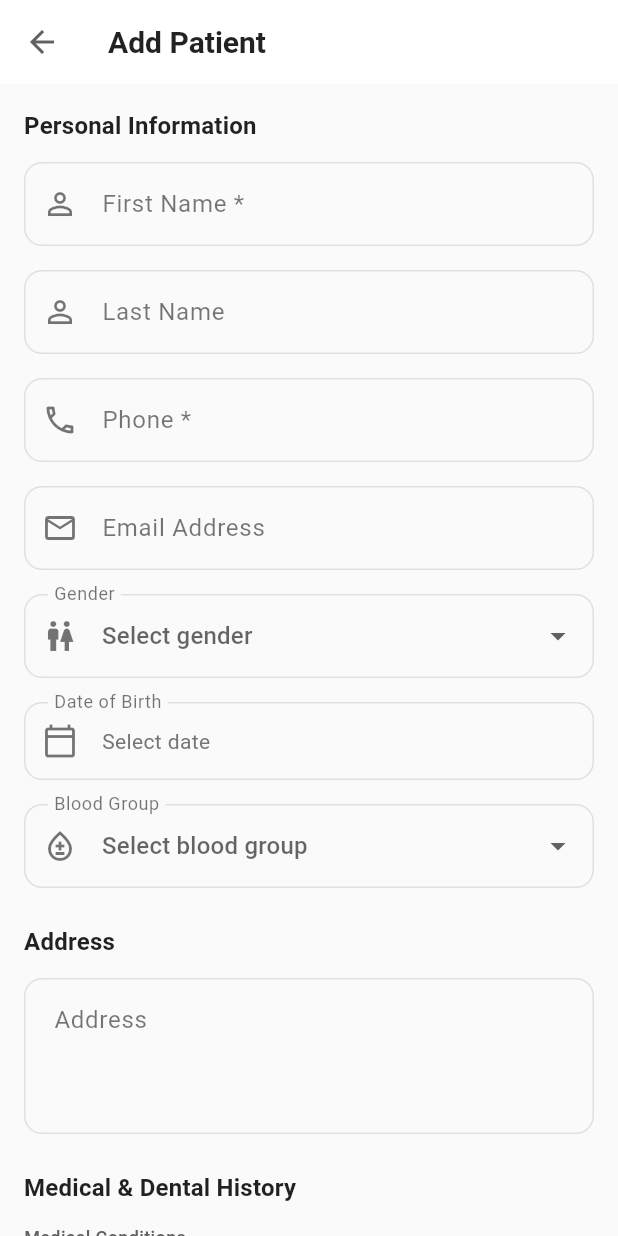
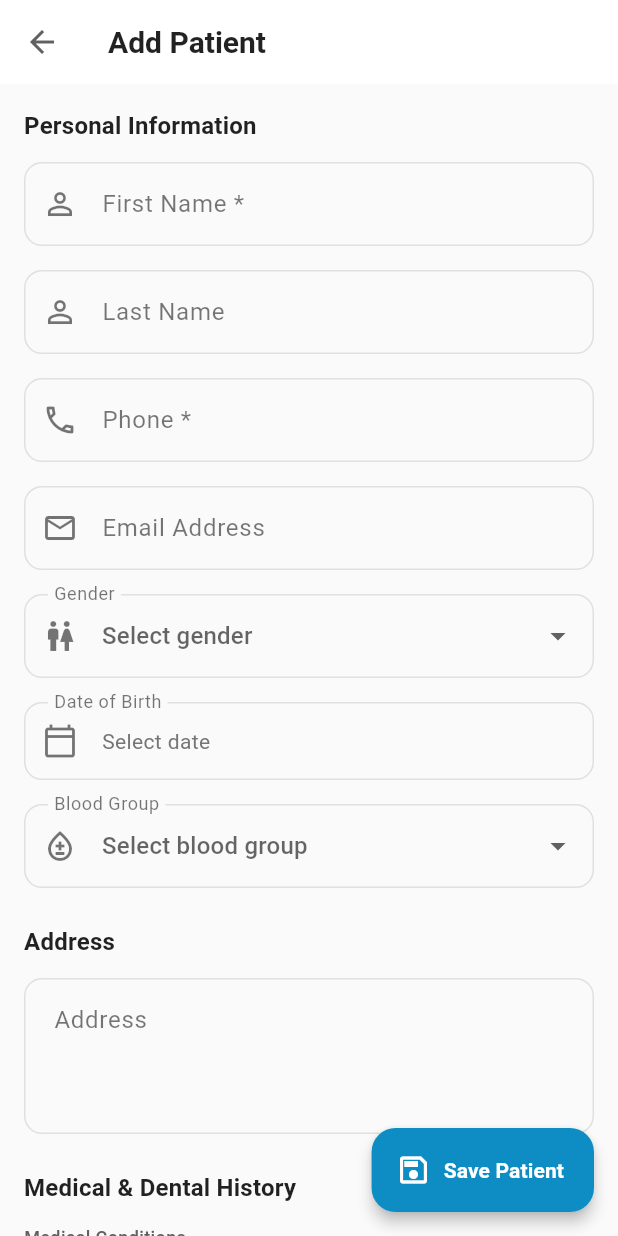
Before and after one commit to madhuri390/clinicapp, a Flutter app: the PatientFormScreen screen opened directly, on a phone screen of 412 x 824 dp. Run offline on Flutter 3.47's test engine with Material 3 defaults, Android fonts, the phone set to English and light mode, and no system bars; our stand-ins replace flutter_dotenv, google_fonts, shared_preferences, supabase_flutter; accounts and stored records are empty.

Commit message:
refactor: migrate save button to floating action button and update patient model JSON serialization to include null fields

```diff
--- a/lib/models/patient_model.dart
+++ b/lib/models/patient_model.dart
@@ -71,16 +71,15 @@ class Patient {
   Map<String, dynamic> toInsertJson() => {
     if (id.isNotEmpty) 'id': id,
     'first_name': firstName,
-    if (lastName != null) 'last_name': lastName,
+    'last_name': lastName,
     'phone': phone,
-    if (email != null) 'email': email,
-    if (gender != null) 'gender': gender,
-    if (dateOfBirth != null)
-      'date_of_birth': dateOfBirth!.toIso8601String().split('T').first,
-    if (bloodGroup != null) 'blood_group': bloodGroup,
-    if (address != null) 'address': address,
-    if (medicalHistory != null) 'medical_history': medicalHistory,
-    if (dentalHistory != null) 'dental_history': dentalHistory,
+    'email': email,
+    'gender': gender,
+    'date_of_birth': dateOfBirth?.toIso8601String().split('T').first,
+    'blood_group': bloodGroup,
+    'address': address,
+    'medical_history': medicalHistory,
+    'dental_history': dentalHistory,
     if (authUserId != null) 'auth_user_id': authUserId,
   };
 
--- a/lib/screens/patient_form_screen.dart
+++ b/lib/screens/patient_form_screen.dart
@@ -198,7 +198,7 @@ class _PatientFormScreenState extends State<PatientFormScreen> {
         key: _formKey,
         autovalidateMode: _autovalidateMode,
         child: ListView(
-          padding: const EdgeInsets.fromLTRB(16, 16, 16, 100),
+          padding: const EdgeInsets.fromLTRB(16, 16, 16, 120),
           children: [
             _SectionHeader(title: 'Personal Information'),
             const SizedBox(height: 12),
@@ -367,30 +367,29 @@ class _PatientFormScreenState extends State<PatientFormScreen> {
               ),
             ),
             const SizedBox(height: 32),
-            SizedBox(
-              width: double.infinity,
-              child: ElevatedButton.icon(
+          ],
+        ),
+      ),
+      floatingActionButton: FloatingActionButton.extended(
         onPressed: _saving ? null : _onSave,
+        backgroundColor: AppTheme.primaryColor,
+        foregroundColor: Colors.white,
+        elevation: 4,
         icon: _saving
             ? const SizedBox(
                 height: 18,
                 width: 18,
                 child: CircularProgressIndicator(
                   strokeWidth: 2,
-                          valueColor: AlwaysStoppedAnimation<Color>(
-                            Colors.white,
-                          ),
+                  valueColor: AlwaysStoppedAnimation<Color>(Colors.white),
                 ),
               )
-                    : const Icon(Icons.save_outlined, size: 20),
+            : const Icon(Icons.save_outlined),
         label: Text(
           _saving
               ? 'Saving...'
               : (_isEditing ? 'Update Patient' : 'Save Patient'),
-                ),
-              ),
-            ),
-          ],
+          style: const TextStyle(fontWeight: FontWeight.w600),
         ),
       ),
     );
```
Lines whose indentation alone changed are shown as unchanged.
